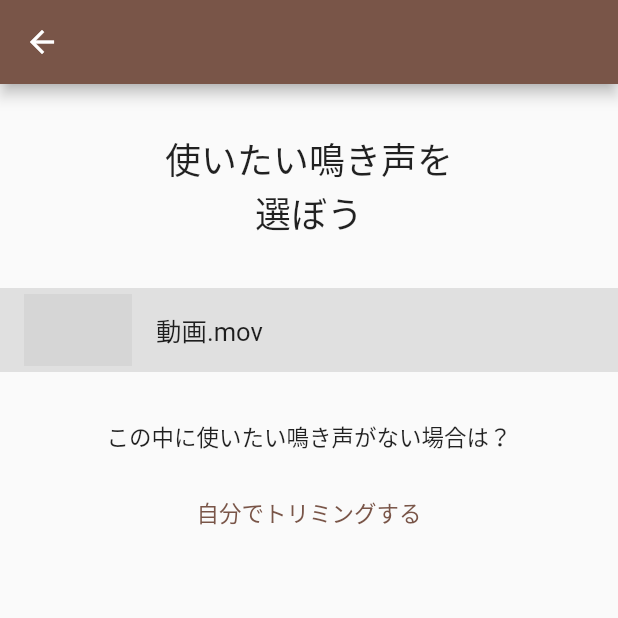
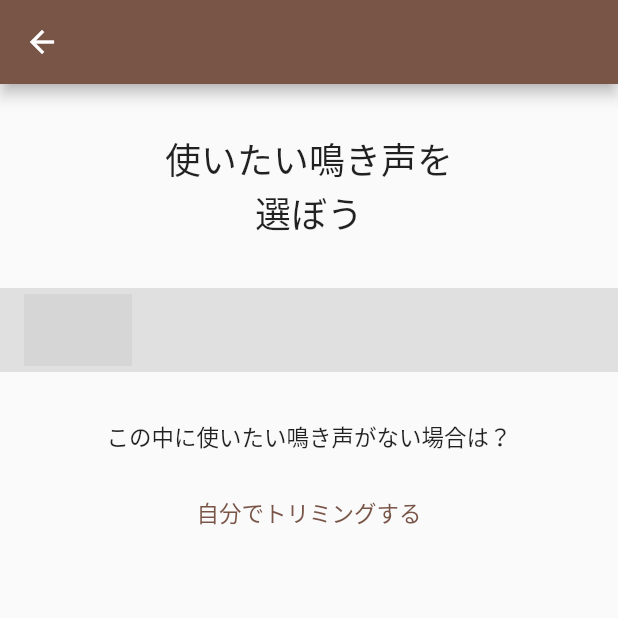
Before and after one commit to shotaIDE/my-pet-melody, a Flutter app: the SelectTrimmedSoundScreen screen opened directly with empty values, on a phone screen of 412 x 824 dp, the top half of it. Run offline on Flutter 3.47's test engine with Material 2 defaults, Android fonts, the light colour scheme and no system bars; our stand-ins replace audioplayers, dio, file_picker, firebase_core, firebase_messaging, flutter_local_notifications and 7 more; missing offline and left inert: ffmpeg_kit_flutter, video_trimmer; accounts and stored records are empty; generated files the repository leaves out were written again; Roboto replaces fonts that are missing (uzura); project files that could hold a hidden picture were left out; grey boxes are pictures that could not be loaded.

Commit message:
fix: 動画名の表示を追加

```diff
--- a/lib/ui/select_trimmed_sound_screen.dart
+++ b/lib/ui/select_trimmed_sound_screen.dart
@@ -81,8 +81,7 @@ class _SelectTrimmedSoundState extends ConsumerState<SelectTrimmedSoundScreen> {
           );
     final moviePanel = ListTile(
       leading: firstThumbnail,
-      // TODO(ide): 差し替え
-      title: const Text('動画.mov'),
+      title: Text(state.fileName),
       tileColor: Colors.grey[300],
     );
 
--- a/lib/ui/select_trimmed_sound_state.dart
+++ b/lib/ui/select_trimmed_sound_state.dart
@@ -8,6 +8,7 @@ part 'select_trimmed_sound_state.freezed.dart';
 @freezed
 class SelectTrimmedSoundState with _$SelectTrimmedSoundState {
   const factory SelectTrimmedSoundState({
+    required String fileName,
     required List<PlayerChoiceTrimmedMovie> choices,
     required int durationMilliseconds,
     @Default(null) List<String>? splitThumbnails,
--- a/lib/ui/select_trimmed_sound_view_model.dart
+++ b/lib/ui/select_trimmed_sound_view_model.dart
@@ -23,6 +23,7 @@ class SelectTrimmedSoundViewModel
         _moviePath = args.soundPath,
         super(
           SelectTrimmedSoundState(
+            fileName: basename(args.soundPath),
             choices: args.detected.list
                 .mapIndexed(
                   (index, segment) => PlayerChoiceTrimmedMovie(
```
